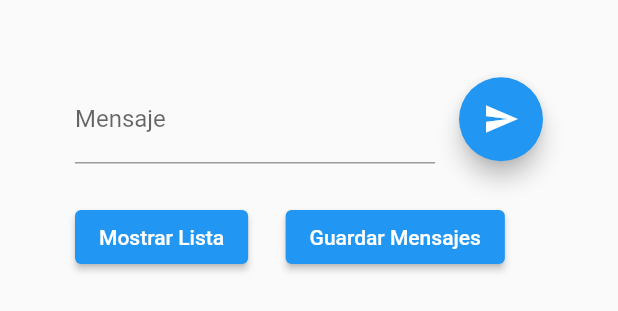
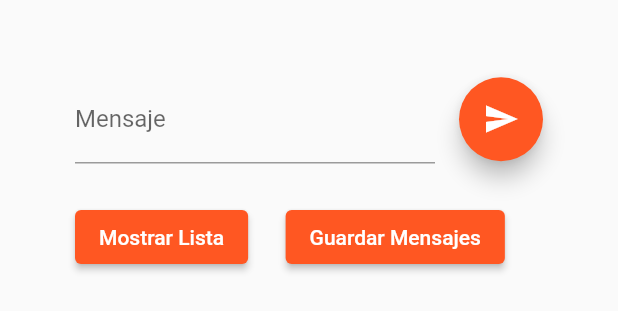
Before and after one commit to CrazyDisplay-dsanchez-gbiagi/crazydisplay_flutterapp, a Flutter app: the MessageScreen widget shown alone on an empty page, opened directly with empty values, on a phone screen of 412 x 824 dp. Shown: the top 311 px of the screen. Run offline on Flutter 3.47's test engine with Material 2 defaults, Android fonts, the phone set to English and light mode, and no system bars.

Commit message:
Mensaje+fechas

```diff
--- a/assets/messages.txt
+++ b/assets/messages.txt
@@ -1,4 +1,4 @@
-Hola
-David
-Pablo
+2023-11-21 18:49:20
 Hey
+2023-11-21 18:49:31
+En un lugar de la mancha
--- a/lib/main.dart
+++ b/lib/main.dart
@@ -11,6 +11,10 @@ class MyApp extends StatelessWidget {
   @override
   Widget build(BuildContext context) {
     return MaterialApp(
+      theme: ThemeData(
+          // Set the primary color
+          colorScheme:
+              ColorScheme.fromSwatch(primarySwatch: Colors.deepOrange)),
       home: CrazyDisplay(),
     );
   }
--- /dev/null
+++ b/lib/message.dart
@@ -0,0 +1,6 @@
+class Message {
+  String date;
+  String message;
+
+  Message(this.date, this.message);
+}
--- a/lib/message_screen.dart
+++ b/lib/message_screen.dart
@@ -7,7 +7,7 @@ class MessageScreen extends StatelessWidget {
     Key? key,
     required this.isConnected,
     required this.isSidebarOpen,
-    required this.mensajeList,
+    required this.messageList,
     required this.onToggleSidebar,
     required this.mensajeController,
     required this.sendMensajeCallback,
@@ -16,7 +16,7 @@ class MessageScreen extends StatelessWidget {
 
   final bool isConnected;
   final bool isSidebarOpen;
-  final List<String> mensajeList;
+  final List<String> messageList;
   final VoidCallback onToggleSidebar;
   final TextEditingController mensajeController;
   final Function(String) sendMensajeCallback;
@@ -33,7 +33,7 @@ class MessageScreen extends StatelessWidget {
     RandomAccessFile raf = file.openSync(mode: FileMode.write);
 
     // Escribir mensajes en el archivo
-    for (String mensaje in mensajeList) {
+    for (String mensaje in messageList) {
       raf.writeStringSync('$mensaje\n');
     }
     // Cerrar archivo
@@ -109,26 +109,28 @@ class MessageScreen extends StatelessWidget {
             width: 300,
             child: Drawer(
               child: Container(
-                padding: const EdgeInsets.all(50.0),
+                padding: const EdgeInsets.all(15.0),
                 child: Column(
                   crossAxisAlignment: CrossAxisAlignment.start,
                   children: [
-                    const Text(
-                      'Lista de mensajes',
-                      style: TextStyle(
-                        fontSize: 20,
-                        fontWeight: FontWeight.bold,
+                    const Center(
+                      child: Text(
+                        'Lista de mensajes',
+                        style: TextStyle(
+                          fontSize: 20,
+                          fontWeight: FontWeight.bold,
+                        ),
                       ),
                     ),
                     Divider(),
                     Expanded(
                       child: ListView.builder(
-                        itemCount: mensajeList.length,
+                        itemCount: messageList.length,
                         itemBuilder: (context, index) {
                           return ListTile(
-                            title: Text(mensajeList[index]),
+                            title: Text(messageList[index]),
                             onTap: () {
-                              print('Item clicked: ${mensajeList[index]}');
+                              print('Item clicked: ${messageList[index]}');
                             },
                           );
                         },
```
Also changed, not shown: lib/crazy_display.dart (+11 -33 lines), lib/main_dev_ignore.dart (renamed from lib/main_dev.dart), 2 other files.
